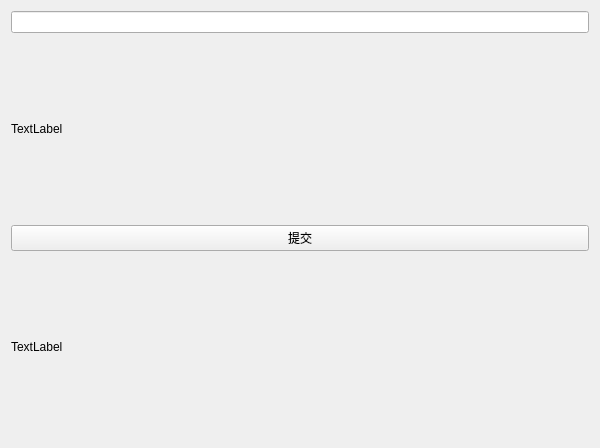
Qt form qtforpython/demo/pyside6_learning/lesson10.ui (musashiln/study) before a commit.
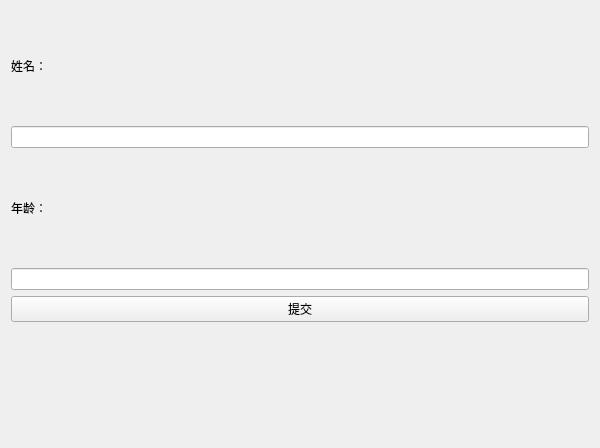
The same form after that commit.

The edit to the form file:
```diff
--- a/qtforpython/demo/pyside6_learning/lesson10.ui
+++ b/qtforpython/demo/pyside6_learning/lesson10.ui
@@ -14,16 +14,26 @@
    <string>Form</string>
   </property>
   <layout class="QVBoxLayout" name="verticalLayout">
-   <item>
-    <widget class="QLineEdit" name="nameInput"/>
-   </item>
    <item>
     <widget class="QLabel" name="nameLabel">
      <property name="text">
-      <string>TextLabel</string>
+      <string>姓名：</string>
      </property>
     </widget>
    </item>
+   <item>
+    <widget class="QLineEdit" name="nameInput"/>
+   </item>
+   <item>
+    <widget class="QLabel" name="nameLabel_2">
+     <property name="text">
+      <string>年龄：</string>
+     </property>
+    </widget>
+   </item>
+   <item>
+    <widget class="QLineEdit" name="ageInput"/>
+   </item>
    <item>
     <widget class="QPushButton" name="submitButton">
      <property name="text">
@@ -34,7 +44,7 @@
    <item>
     <widget class="QLabel" name="resultLabel">
      <property name="text">
-      <string>TextLabel</string>
+      <string/>
      </property>
     </widget>
    </item>
```
